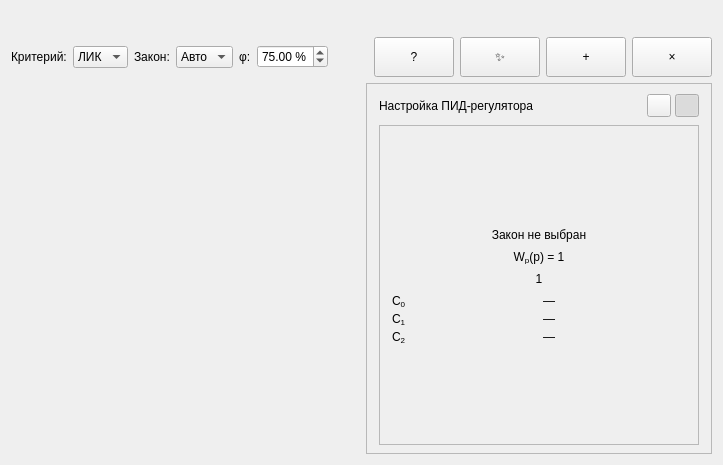
First picture: the form in ui/tabs/synthesis-tab.ui, repository VadmanBat/Irbis, before the edit.
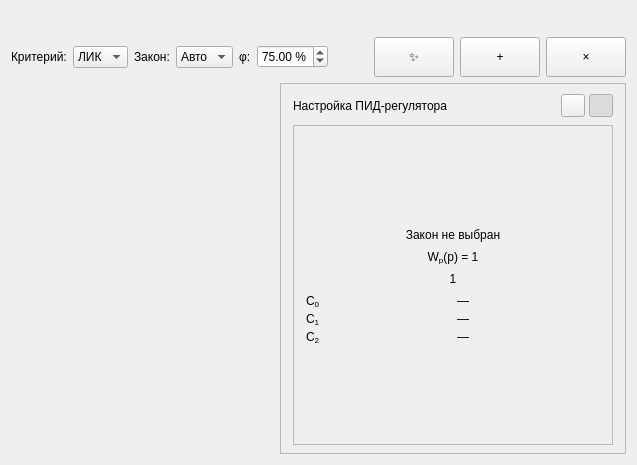
Second picture: the form after the edit. Custom widgets are drawn as their Qt base class.

The edit to the form file:
```diff
--- a/ui/tabs/synthesis-tab.ui
+++ b/ui/tabs/synthesis-tab.ui
@@ -200,25 +200,6 @@
        </property>
       </spacer>
      </item>
-     <item>
-      <widget class="QPushButton" name="helpButton">
-       <property name="objectName">
-        <string notr="true">helpButton</string>
-       </property>
-       <property name="toolTip">
-        <string>Справка</string>
-       </property>
-       <property name="text">
-        <string>?</string>
-       </property>
-       <property name="minimumSize">
-        <size>
-         <width>40</width>
-         <height>40</height>
-        </size>
-       </property>
-      </widget>
-     </item>
      <item>
       <widget class="QPushButton" name="autoSynthButton">
        <property name="objectName">
```
